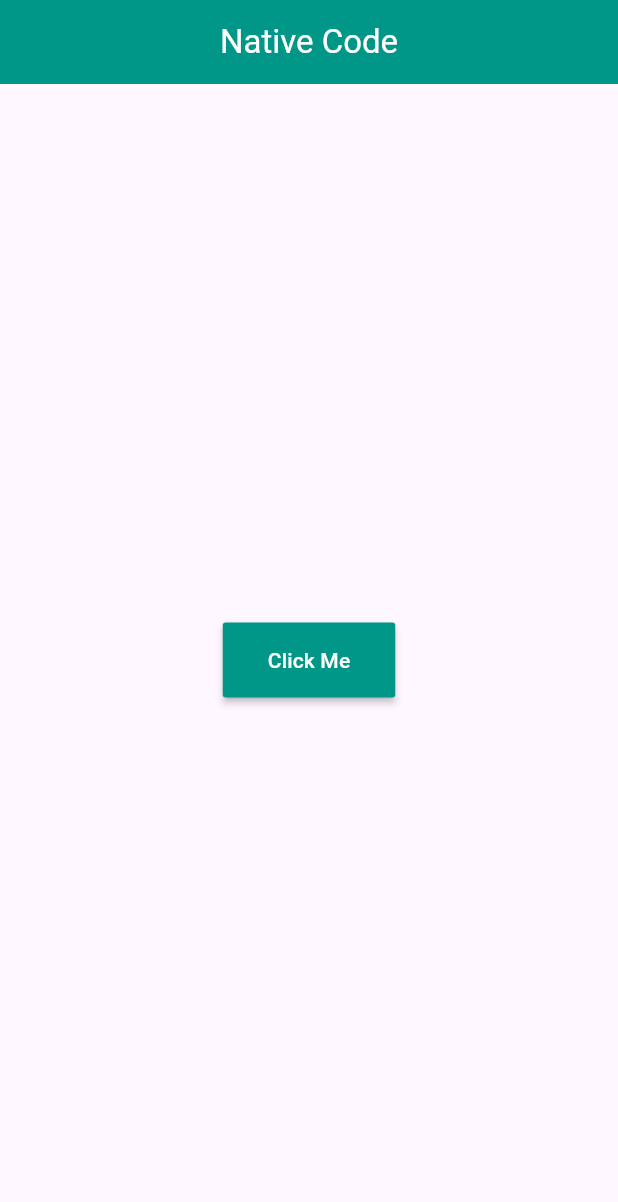
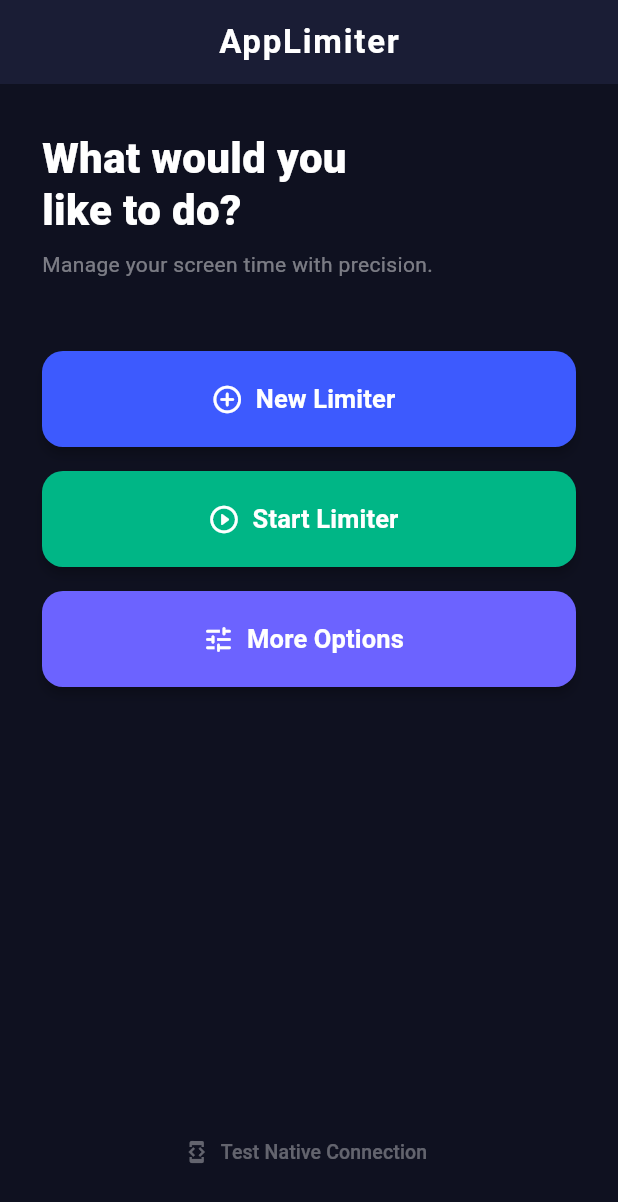
Before and after one commit to pinomartinezruben/hackku26-applimiter, a Flutter app: the screen it shows after launch, on a phone screen of 412 x 824 dp. Shown: the top 1202 px of the screen. Run offline on Flutter 3.47's test engine with Material 3 defaults, Android fonts, the phone set to English and light mode, and no system bars.

Commit message:
added final update to main page to reflect new changes to the user interface

```diff
--- a/lib/main_page.dart
+++ b/lib/main_page.dart
@@ -1,5 +1,8 @@
 import 'package:flutter/material.dart';
 import 'package:flutter/services.dart';
+import 'package:hackku_applimiter/new_limiter_page.dart';
+import 'package:hackku_applimiter/limiter_list_page.dart';
+import 'package:hackku_applimiter/more_options_page.dart';
 
 class MainPage extends StatefulWidget {
   const MainPage({super.key});
@@ -9,34 +12,141 @@ class MainPage extends StatefulWidget {
 }
 
 class _MainPageState extends State<MainPage> {
-  var channel = const MethodChannel('uniqueChannelName');
+  // ── Native bridge ────────────────────────────────────────────────────────────
+  // Kept intact so Toast / future Kotlin calls are never lost.
+  final _channel = const MethodChannel('uniqueChannelName');
+
   Future<void> callNativeCode() async {
-    try{
-      await channel.invokeMethod('userName');
+    try {
+      await _channel.invokeMethod('userName');
     } catch (_) {}
   }
 
+  // ── Helpers ──────────────────────────────────────────────────────────────────
+  Widget _buildMenuButton({
+    required String label,
+    required IconData icon,
+    required VoidCallback onPressed,
+    Color? color,
+  }) {
+    final btnColor = color ?? const Color(0xFF3D5AFE);
+    return Padding(
+      padding: const EdgeInsets.symmetric(vertical: 8.0),
+      child: SizedBox(
+        width: double.infinity,
+        height: 64,
+        child: ElevatedButton.icon(
+          style: ElevatedButton.styleFrom(
+            backgroundColor: btnColor,
+            foregroundColor: Colors.white,
+            shape: RoundedRectangleBorder(
+              borderRadius: BorderRadius.circular(14),
+            ),
+            elevation: 3,
+          ),
+          icon: Icon(icon, size: 22),
+          label: Text(
+            label,
+            style: const TextStyle(fontSize: 17, fontWeight: FontWeight.w600),
+          ),
+          onPressed: onPressed,
+        ),
+      ),
+    );
+  }
+
+  // ── Build ────────────────────────────────────────────────────────────────────
   @override
   Widget build(BuildContext context) {
     return Scaffold(
+      backgroundColor: const Color(0xFF0F1120),
       appBar: AppBar(
-        title: const Text('Native Code'),
-        backgroundColor: Colors.teal,
-        foregroundColor: Colors.white,
+        backgroundColor: const Color(0xFF1A1D35),
+        title: const Text(
+          'AppLimiter',
+          style: TextStyle(
+            color: Colors.white,
+            fontWeight: FontWeight.bold,
+            letterSpacing: 1.2,
+          ),
+        ),
         centerTitle: true,
+        elevation: 0,
       ),
-      body: Center(
-        child: Column(
-          mainAxisSize: MainAxisSize.min,
-          children: [
-            MaterialButton(
-              color: Colors.teal,
-              textColor: Colors.white,
-              padding: EdgeInsets.symmetric(horizontal: 30, vertical: 15),
-              onPressed: callNativeCode,
-              child: const Text('Click Me')
-            )
-          ],
+      body: SafeArea(
+        child: Padding(
+          padding: const EdgeInsets.symmetric(horizontal: 28.0, vertical: 32.0),
+          child: Column(
+            crossAxisAlignment: CrossAxisAlignment.start,
+            children: [
+              // ── Header copy ──
+              const Text(
+                'What would you\nlike to do?',
+                style: TextStyle(
+                  color: Colors.white,
+                  fontSize: 28,
+                  fontWeight: FontWeight.w800,
+                  height: 1.25,
+                ),
+              ),
+              const SizedBox(height: 8),
+              Text(
+                'Manage your screen time with precision.',
+                style: TextStyle(
+                  color: Colors.white.withOpacity(0.45),
+                  fontSize: 14,
+                ),
+              ),
+              const SizedBox(height: 40),
+
+              // ── Primary actions ──
+              _buildMenuButton(
+                label: 'New Limiter',
+                icon: Icons.add_circle_outline_rounded,
+                color: const Color(0xFF3D5AFE),
+                onPressed: () => Navigator.push(
+                  context,
+                  MaterialPageRoute(builder: (_) => const NewLimiterPage()),
+                ),
+              ),
+              _buildMenuButton(
+                label: 'Start Limiter',
+                icon: Icons.play_circle_outline_rounded,
+                color: const Color(0xFF00B686),
+                onPressed: () => Navigator.push(
+                  context,
+                  MaterialPageRoute(builder: (_) => const LimiterListPage()),
+                ),
+              ),
+              _buildMenuButton(
+                label: 'More Options',
+                icon: Icons.tune_rounded,
+                color: const Color(0xFF6C63FF),
+                onPressed: () => Navigator.push(
+                  context,
+                  MaterialPageRoute(builder: (_) => const MoreOptionsPage()),
+                ),
+              ),
+
+              const Spacer(),
+
+              // ── Dev / debug button ──────────────────────────────────────────
+              // Preserved so your Toast / MethodChannel is always reachable.
+              Center(
+                child: TextButton.icon(
+                  style: TextButton.styleFrom(
+                    foregroundColor: Colors.white.withOpacity(0.35),
+                  ),
+                  icon: const Icon(Icons.developer_mode, size: 16),
+                  label: const Text(
+                    'Test Native Connection',
+                    style: TextStyle(fontSize: 13),
+                  ),
+                  onPressed: callNativeCode,
+                ),
+              ),
+            ],
+          ),
         ),
       ),
     );
```
